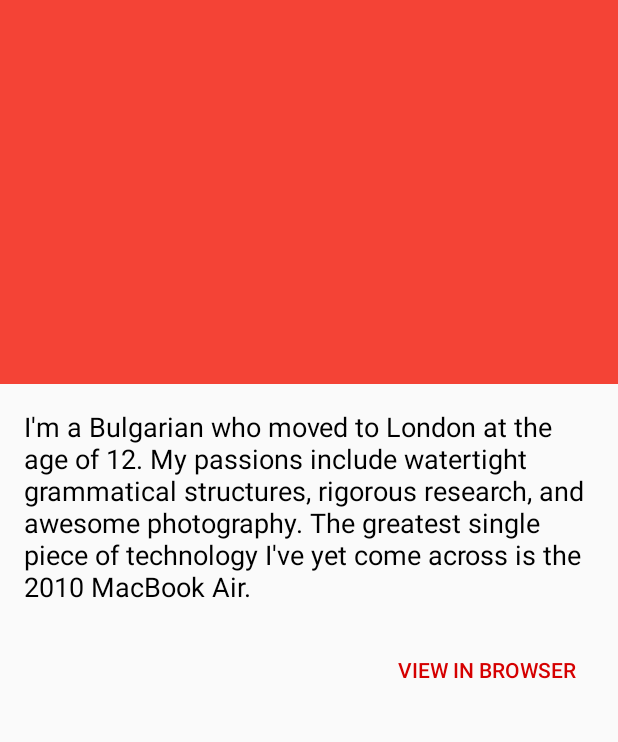
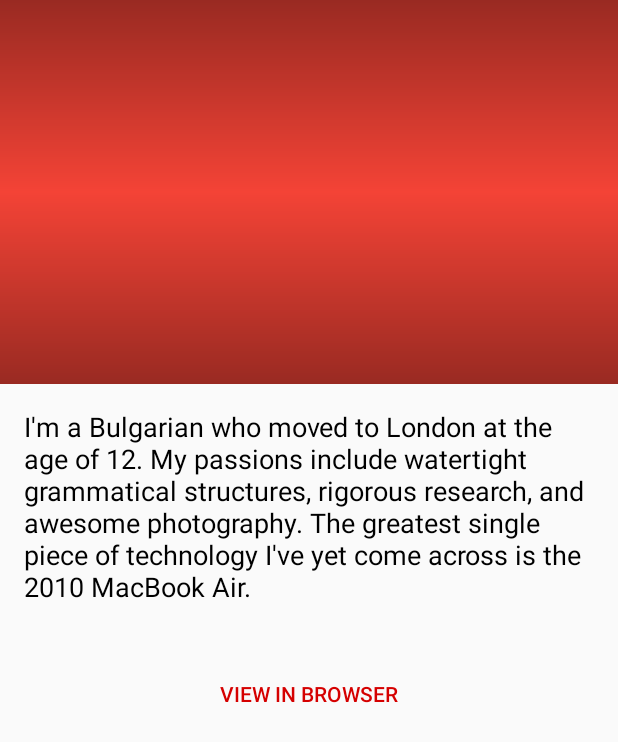
Before and after one commit to akashyssboddeda/TheVerge, an Android app: the layout activity_author.xml on its own in the app's theme, with its tools: preview values and no code run, on a phone screen of 412 x 824 dp. Shown: the top 742 px of the screen. Run offline under Robolectric (Android 15) with nearby library versions, the phone set to English and light mode, and no system bars.

Commit message:
Add gradients to images for better reading

```diff
--- /dev/null
+++ b/app/src/main/res/drawable/image_gradient.xml
@@ -0,0 +1,11 @@
+<?xml version="1.0" encoding="utf-8"?>
+<shape xmlns:android="http://schemas.android.com/apk/res/android"
+    android:shape="rectangle">
+    <gradient
+        android:angle="90"
+        android:centerColor="#00000000"
+        android:endColor="#5f000000"
+        android:startColor="#5f000000" />
+
+    <corners android:radius="0dp" />
+</shape>
--- a/app/src/main/res/layout/activity_author.xml
+++ b/app/src/main/res/layout/activity_author.xml
@@ -22,13 +22,25 @@
             app:expandedTitleMarginEnd="64dp"
             app:layout_scrollFlags="scroll|exitUntilCollapsed">
 
+            <FrameLayout
+                android:layout_width="match_parent"
+                android:layout_height="match_parent"
+                android:fitsSystemWindows="true"
+                app:layout_collapseMode="parallax">
+
                 <ImageView
                     android:id="@+id/user_photo"
                     android:layout_width="match_parent"
                     android:layout_height="match_parent"
                     android:fitsSystemWindows="true"
-                android:scaleType="centerCrop"
-                app:layout_collapseMode="parallax" />
+                    android:scaleType="centerCrop" />
+
+                <View
+                    android:layout_width="match_parent"
+                    android:layout_height="match_parent"
+                    android:background="@drawable/image_gradient"
+                    android:fitsSystemWindows="true" />
+            </FrameLayout>
 
             <android.support.v7.widget.Toolbar
                 android:id="@+id/toolbar"
@@ -44,6 +56,11 @@
         android:layout_height="match_parent"
         android:scrollbars="vertical"
         app:layout_behavior="@string/appbar_scrolling_view_behavior">
+
+        <LinearLayout
+            android:layout_width="match_parent"
+            android:layout_height="wrap_content"
+            android:orientation="vertical">
 
             <LinearLayout
                 android:layout_width="match_parent"
@@ -64,12 +81,12 @@
                     android:layout_width="match_parent"
                     android:layout_height="wrap_content"
                     android:orientation="vertical" />
+            </LinearLayout>
 
             <Button
                 style="?buttonBarButtonStyle"
-                android:layout_width="wrap_content"
+                android:layout_width="match_parent"
                 android:layout_height="wrap_content"
-                android:layout_gravity="end"
                 android:layout_marginTop="16dp"
                 android:onClick="onClickViewInBrowser"
                 android:text="@string/view_in_browser" />
```
Also changed, not shown: app/src/main/res/layout/activity_article.xml (+20 -8 lines). Lines whose indentation alone changed are shown as unchanged.
